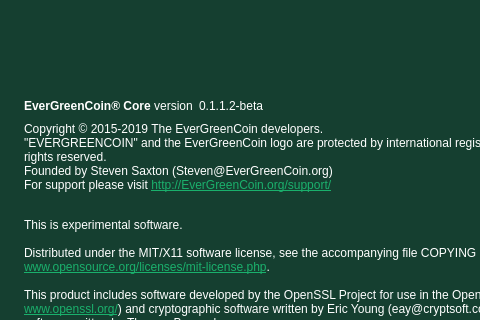
Before: the Qt Designer form src/qt/forms/aboutdialog.ui in EverGreenCoinDev/EverGreenCoin, drawn with Qt 5; both pictures show x 0 to 480 and y 0 to 320 of the 600 by 470 pixel window.
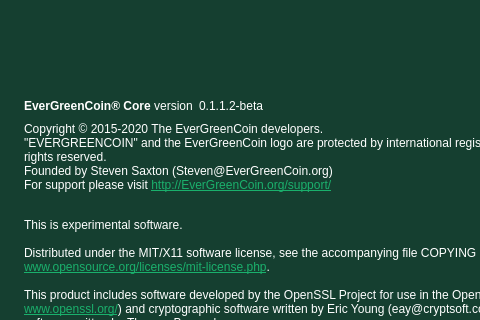
After: the same form once the commit is applied. Icons and pictures are not drawn.

Commit message: v1.9 version and copyright year bumps.

The edit to the form file:
```diff
--- a/src/qt/forms/aboutdialog.ui
+++ b/src/qt/forms/aboutdialog.ui
@@ -109,7 +109,7 @@
         <string notr="true">color: white;</string>
        </property>
        <property name="text">
-        <string>&lt;html&gt;&lt;head/&gt;&lt;body&gt;&lt;p&gt;Copyright © 2015-2019 The EverGreenCoin developers.&lt;br/&gt;&amp;quot;EVERGREENCOIN&amp;quot; and the EverGreenCoin logo are protected by international registered trademark. All rights reserved.&lt;br/&gt;Founded by Steven Saxton (Steven@EverGreenCoin.org)&lt;br/&gt;For support please visit &lt;a href=&quot;http://EverGreenCoin.org/support/&quot;&gt;&lt;span style=&quot; text-decoration: underline; color:#1ab06c;&quot;&gt;http://EverGreenCoin.org/support/&lt;/span&gt;&lt;/a&gt;&lt;/p&gt;&lt;p&gt;&lt;br/&gt;This is experimental software.&lt;br/&gt;&lt;br/&gt;Distributed under the MIT/X11 software license, see the accompanying file COPYING or &lt;a href=&quot;http://www.opensource.org/licenses/mit-license.php&quot;&gt;&lt;span style=&quot; text-decoration: underline; color:#1ab06c;&quot;&gt;http://www.opensource.org/licenses/mit-license.php&lt;/span&gt;&lt;/a&gt;.&lt;br/&gt;&lt;br/&gt;This product includes software developed by the OpenSSL Project for use in the OpenSSL Toolkit (&lt;a href=&quot;http://www.openssl.org/&quot;&gt;&lt;span style=&quot; text-decoration: underline; color:#1ab06c;&quot;&gt;http://www.openssl.org/&lt;/span&gt;&lt;/a&gt;) and cryptographic software written by Eric Young (eay@cryptsoft.com) and UPnP software written by Thomas Bernard.&lt;/p&gt;&lt;/body&gt;&lt;/html&gt;</string>
+        <string>&lt;html&gt;&lt;head/&gt;&lt;body&gt;&lt;p&gt;Copyright © 2015-2020 The EverGreenCoin developers.&lt;br/&gt;&amp;quot;EVERGREENCOIN&amp;quot; and the EverGreenCoin logo are protected by international registered trademark. All rights reserved.&lt;br/&gt;Founded by Steven Saxton (Steven@EverGreenCoin.org)&lt;br/&gt;For support please visit &lt;a href=&quot;http://EverGreenCoin.org/support/&quot;&gt;&lt;span style=&quot; text-decoration: underline; color:#1ab06c;&quot;&gt;http://EverGreenCoin.org/support/&lt;/span&gt;&lt;/a&gt;&lt;/p&gt;&lt;p&gt;&lt;br/&gt;This is experimental software.&lt;br/&gt;&lt;br/&gt;Distributed under the MIT/X11 software license, see the accompanying file COPYING or &lt;a href=&quot;http://www.opensource.org/licenses/mit-license.php&quot;&gt;&lt;span style=&quot; text-decoration: underline; color:#1ab06c;&quot;&gt;http://www.opensource.org/licenses/mit-license.php&lt;/span&gt;&lt;/a&gt;.&lt;br/&gt;&lt;br/&gt;This product includes software developed by the OpenSSL Project for use in the OpenSSL Toolkit (&lt;a href=&quot;http://www.openssl.org/&quot;&gt;&lt;span style=&quot; text-decoration: underline; color:#1ab06c;&quot;&gt;http://www.openssl.org/&lt;/span&gt;&lt;/a&gt;) and cryptographic software written by Eric Young (eay@cryptsoft.com) and UPnP software written by Thomas Bernard.&lt;/p&gt;&lt;/body&gt;&lt;/html&gt;</string>
        </property>
        <property name="textFormat">
         <enum>Qt::RichText</enum>
```
The commit also changes 11 other files.
